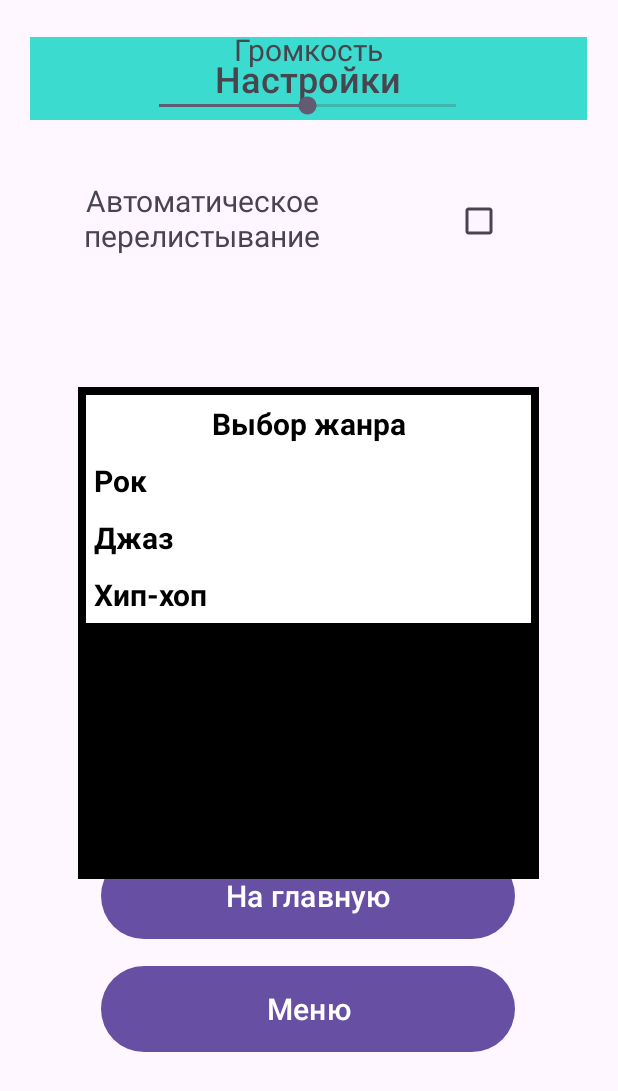
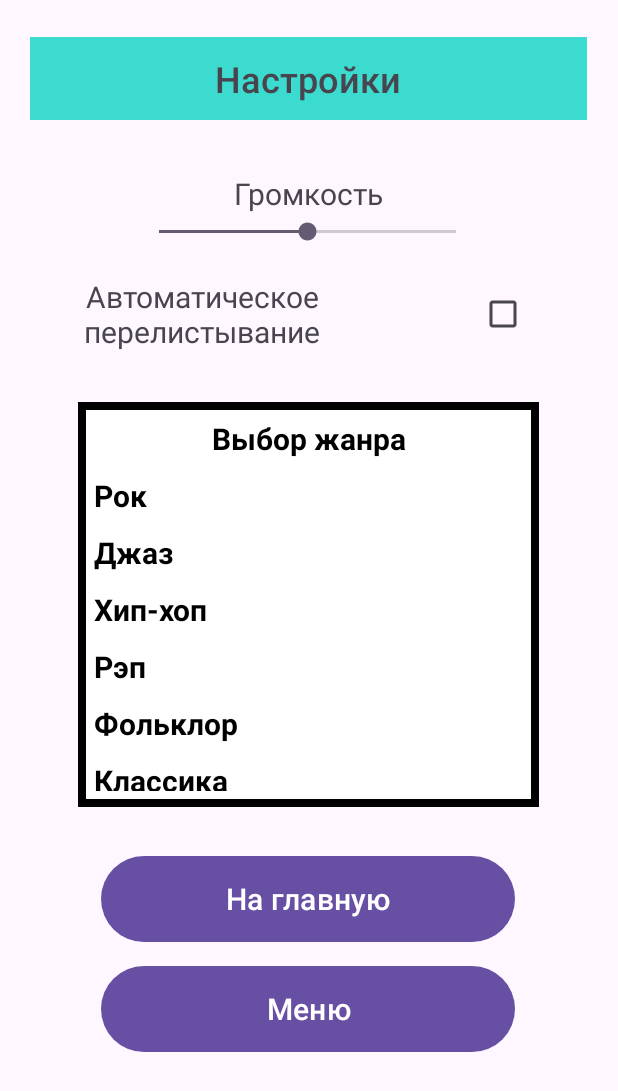
Before and after one commit to leviathan-7/Android_Video_App, an Android app: the Settings screen opened directly, with no data from a screen before it, on a phone screen of 412 x 824 dp. Shown: the top 1091 px of the screen. Run offline under Robolectric (Android 15) with nearby library versions, the phone set to English and light mode, and no system bars.

Commit message:
Settings page frontend fixed

```diff
--- a/app/src/main/res/layout/settings.xml
+++ b/app/src/main/res/layout/settings.xml
@@ -11,7 +11,7 @@
         android:id="@+id/textView3"
         android:layout_width="209dp"
         android:layout_height="51dp"
-        android:layout_marginBottom="560dp"
+        android:layout_marginBottom="496dp"
         android:gravity="center_horizontal|center_vertical"
         android:maxLines="2"
         android:text="Автоматическое перелистывание"
@@ -21,7 +21,9 @@
         app:layout_constraintBottom_toBottomOf="parent"
         app:layout_constraintEnd_toEndOf="parent"
         app:layout_constraintHorizontal_bias="0.148"
-        app:layout_constraintStart_toStartOf="parent" />
+        app:layout_constraintStart_toStartOf="parent"
+        app:layout_constraintTop_toBottomOf="@+id/seekBar"
+        app:layout_constraintVertical_bias="1.0" />
 
     <TextView
         android:id="@+id/textView"
@@ -44,13 +46,14 @@
         android:layout_height="65dp"
         android:layout_marginStart="67dp"
         android:layout_marginEnd="68dp"
-        android:layout_marginBottom="10dp"
+        android:layout_marginBottom="8dp"
         android:onClick="toVideo"
         android:text="На главную"
         android:textColorLink="#3C1D68"
         android:textSize="20sp"
         app:layout_constraintBottom_toTopOf="@+id/button_menu"
         app:layout_constraintEnd_toEndOf="parent"
+        app:layout_constraintHorizontal_bias="0.0"
         app:layout_constraintStart_toStartOf="parent" />
 
     <Button
@@ -72,7 +75,7 @@
         android:id="@+id/textView2"
         android:layout_width="123dp"
         android:layout_height="32dp"
-        android:layout_marginBottom="682dp"
+        android:layout_marginBottom="584dp"
         android:gravity="center_horizontal|center_vertical"
         android:text="Громкость"
         android:textAlignment="center"
@@ -80,44 +83,49 @@
         android:visibility="visible"
         app:layout_constraintBottom_toBottomOf="parent"
         app:layout_constraintEnd_toEndOf="parent"
-        app:layout_constraintStart_toStartOf="parent" />
+        app:layout_constraintStart_toStartOf="parent"
+        app:layout_constraintTop_toBottomOf="@+id/textView"
+        app:layout_constraintVertical_bias="0.944" />
 
     <SeekBar
         android:id="@+id/seekBar"
         android:layout_width="230dp"
         android:layout_height="18dp"
-        android:layout_marginBottom="652dp"
+        android:layout_marginBottom="568dp"
         android:max="10"
         android:progress="5"
         android:scrollbarSize="10dp"
         app:layout_constraintBottom_toBottomOf="parent"
         app:layout_constraintEnd_toEndOf="parent"
         app:layout_constraintHorizontal_bias="0.497"
-        app:layout_constraintStart_toStartOf="parent" />
+        app:layout_constraintStart_toStartOf="parent"
+        app:layout_constraintTop_toBottomOf="@+id/textView2" />
 
     <CheckBox
         android:id="@+id/checkBox"
         android:layout_width="wrap_content"
-        android:layout_height="wrap_content"
-        android:layout_marginEnd="68dp"
-        android:layout_marginBottom="560dp"
+        android:layout_height="51dp"
+        android:layout_marginEnd="52dp"
+        android:layout_marginBottom="496dp"
         app:layout_constraintBottom_toBottomOf="parent"
-        app:layout_constraintEnd_toEndOf="parent" />
+        app:layout_constraintEnd_toEndOf="parent"
+        app:layout_constraintTop_toBottomOf="@+id/seekBar"
+        app:layout_constraintVertical_bias="1.0" />
 
     <TableLayout
         android:layout_width="307dp"
-        android:layout_height="328dp"
+        android:layout_height="270dp"
         android:layout_marginStart="52dp"
-        android:layout_marginTop="258dp"
         android:layout_marginEnd="52dp"
-        android:layout_marginBottom="145dp"
         android:background="#000000"
         android:padding="5dp"
         android:scrollbars="vertical"
-        app:layout_constraintBottom_toBottomOf="parent"
+        app:layout_constraintBottom_toTopOf="@+id/button_video"
         app:layout_constraintEnd_toEndOf="parent"
+        app:layout_constraintHorizontal_bias="0.0"
         app:layout_constraintStart_toStartOf="parent"
-        app:layout_constraintTop_toTopOf="parent">
+        app:layout_constraintTop_toBottomOf="@+id/textView3"
+        app:layout_constraintVertical_bias="0.532">
 
 
         <TableRow
@@ -193,6 +201,63 @@
 
         </TableRow>
 
+        <TableRow
+            android:id="@+id/fifthRow"
+            android:layout_width="match_parent"
+            android:layout_height="match_parent"
+            android:background="#FFFFFF"
+            android:padding="5dp"
+            tools:layout_editor_absoluteX="56dp"
+            tools:layout_editor_absoluteY="190dp">
+
+            <TextView
+                android:layout_width="wrap_content"
+                android:layout_height="wrap_content"
+                android:text="Рэп"
+                android:textColor="#000000"
+                android:textSize="20dp"
+                android:textStyle="bold"></TextView>
+
+        </TableRow>
+
+        <TableRow
+            android:id="@+id/sixthRow"
+            android:layout_width="match_parent"
+            android:layout_height="match_parent"
+            android:background="#FFFFFF"
+            android:padding="5dp"
+            tools:layout_editor_absoluteX="56dp"
+            tools:layout_editor_absoluteY="190dp">
+
+            <TextView
+                android:layout_width="wrap_content"
+                android:layout_height="wrap_content"
+                android:text="Фольклор"
+                android:textColor="#000000"
+                android:textSize="20dp"
+                android:textStyle="bold"></TextView>
+
+        </TableRow>
+
+        <TableRow
+            android:id="@+id/seventhRow"
+            android:layout_width="match_parent"
+            android:layout_height="match_parent"
+            android:background="#FFFFFF"
+            android:padding="5dp"
+            tools:layout_editor_absoluteX="56dp"
+            tools:layout_editor_absoluteY="190dp">
+
+            <TextView
+                android:layout_width="wrap_content"
+                android:layout_height="wrap_content"
+                android:text="Классика"
+                android:textColor="#000000"
+                android:textSize="20dp"
+                android:textStyle="bold"></TextView>
+
+        </TableRow>
+
     </TableLayout>
 
 </androidx.constraintlayout.widget.ConstraintLayout>
```
